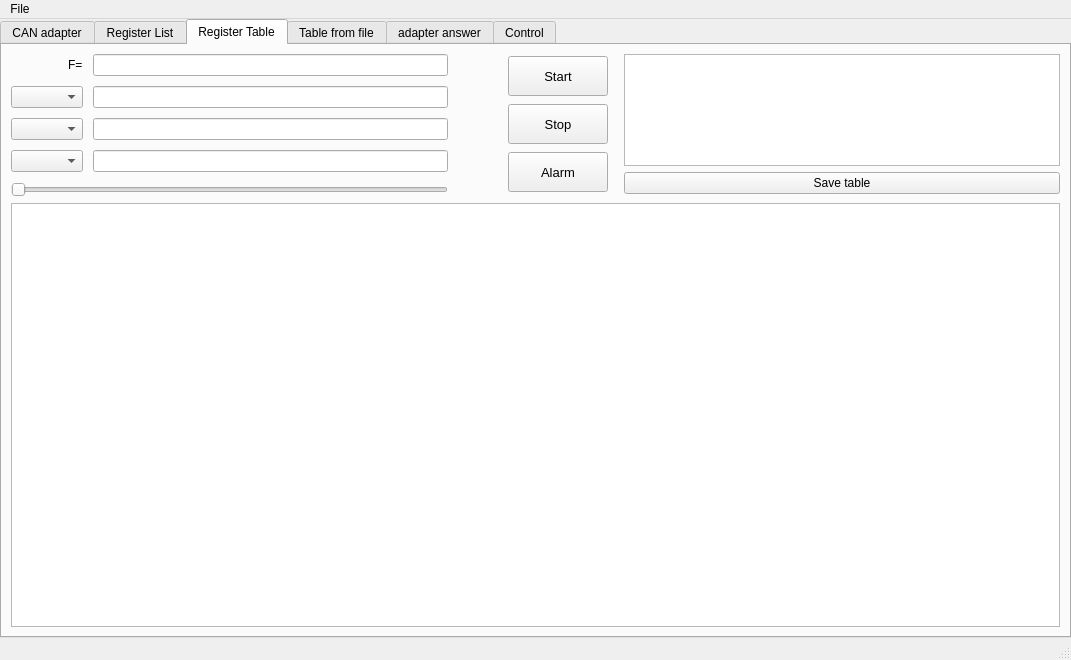
This is mainwindow.ui in totktobroditvokrug/EL205-QT as Qt 5 draws it before an edit. The edited form follows.
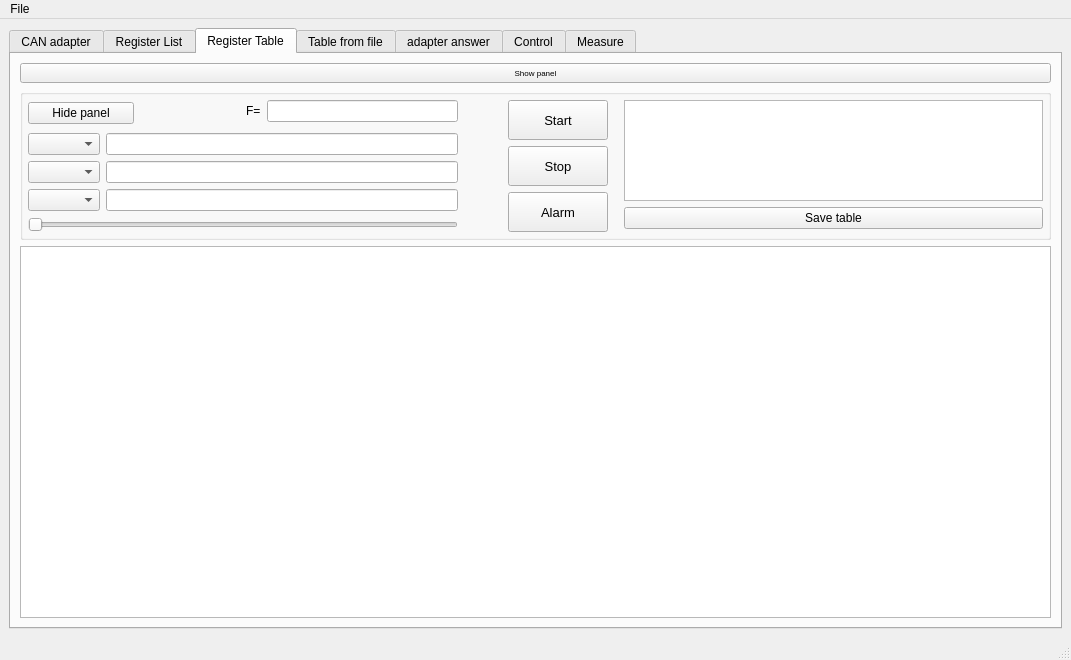
This is the edited form.

```diff
--- a/mainwindow.ui
+++ b/mainwindow.ui
@@ -20,20 +20,11 @@
      <verstretch>0</verstretch>
     </sizepolicy>
    </property>
-   <layout class="QGridLayout" name="gridLayout_8">
-    <property name="leftMargin">
-     <number>0</number>
-    </property>
-    <property name="topMargin">
-     <number>0</number>
-    </property>
-    <property name="rightMargin">
-     <number>0</number>
-    </property>
-    <property name="bottomMargin">
-     <number>0</number>
-    </property>
+   <layout class="QGridLayout" name="gridLayout_10">
     <item row="0" column="0">
+     <layout class="QVBoxLayout" name="verticalLayout_13"/>
+    </item>
+    <item row="1" column="1">
      <widget class="QTabWidget" name="tabWidget_registerWidget">
       <property name="sizePolicy">
        <sizepolicy hsizetype="Expanding" vsizetype="Expanding">
@@ -779,30 +770,96 @@
        <attribute name="title">
         <string>Register Table</string>
        </attribute>
+       <layout class="QGridLayout" name="gridLayout_9">
+        <item row="0" column="0">
+         <layout class="QVBoxLayout" name="verticalLayout_14">
+          <item>
+           <widget class="QPushButton" name="pushButton_showPanel">
+            <property name="enabled">
+             <bool>true</bool>
+            </property>
+            <property name="sizePolicy">
+             <sizepolicy hsizetype="Minimum" vsizetype="Maximum">
+              <horstretch>0</horstretch>
+              <verstretch>20</verstretch>
+             </sizepolicy>
+            </property>
+            <property name="minimumSize">
+             <size>
+              <width>0</width>
+              <height>20</height>
+             </size>
+            </property>
+            <property name="font">
+             <font>
+              <family>MS Shell Dlg 2</family>
+              <pointsize>6</pointsize>
+             </font>
+            </property>
+            <property name="text">
+             <string>Show panel</string>
+            </property>
+           </widget>
+          </item>
+          <item>
+           <widget class="QGroupBox" name="groupBox_controlPanel">
+            <property name="enabled">
+             <bool>true</bool>
+            </property>
+            <property name="title">
+             <string/>
+            </property>
+            <layout class="QGridLayout" name="gridLayout_8">
+             <property name="leftMargin">
+              <number>5</number>
+             </property>
+             <property name="topMargin">
+              <number>5</number>
+             </property>
+             <property name="rightMargin">
+              <number>5</number>
+             </property>
+             <property name="bottomMargin">
+              <number>5</number>
+             </property>
+             <item row="0" column="0">
        <layout class="QGridLayout" name="gridLayout_7">
         <item row="0" column="0">
          <layout class="QVBoxLayout" name="verticalLayout_11">
           <item>
+                  <layout class="QHBoxLayout" name="horizontalLayout_5">
+                   <item>
            <layout class="QHBoxLayout" name="horizontalLayout">
-            <property name="leftMargin">
-             <number>0</number>
-            </property>
             <item>
-             <layout class="QVBoxLayout" name="verticalLayout_3">
-              <property name="spacing">
-               <number>10</number>
-              </property>
-              <property name="topMargin">
-               <number>0</number>
-              </property>
-              <property name="rightMargin">
-               <number>10</number>
-              </property>
+                      <widget class="QPushButton" name="pushButton_hidePanel">
+                       <property name="sizePolicy">
+                        <sizepolicy hsizetype="Expanding" vsizetype="Fixed">
+                         <horstretch>0</horstretch>
+                         <verstretch>0</verstretch>
+                        </sizepolicy>
+                       </property>
+                       <property name="text">
+                        <string>Hide panel</string>
+                       </property>
+                      </widget>
+                     </item>
               <item>
-               <layout class="QFormLayout" name="formLayout_2">
-                <property name="labelAlignment">
-                 <set>Qt::AlignRight|Qt::AlignTrailing|Qt::AlignVCenter</set>
-                </property>
+                      <spacer name="horizontalSpacer_4">
+                       <property name="orientation">
+                        <enum>Qt::Horizontal</enum>
+                       </property>
+                       <property name="sizeHint" stdset="0">
+                        <size>
+                         <width>40</width>
+                         <height>20</height>
+                        </size>
+                       </property>
+                      </spacer>
+                     </item>
+                    </layout>
+                   </item>
+                   <item>
+                    <layout class="QFormLayout" name="formLayout_4">
                 <item row="0" column="0">
                  <widget class="QLabel" name="label_freqInv">
                   <property name="text">
@@ -826,24 +883,32 @@
                   </property>
                  </widget>
                 </item>
-                <item row="1" column="0">
+                    </layout>
+                   </item>
+                  </layout>
+                 </item>
+                 <item>
+                  <layout class="QVBoxLayout" name="verticalLayout_3">
+                   <item>
+                    <layout class="QFormLayout" name="formLayout_2">
+                     <item row="0" column="0">
                  <widget class="QComboBox" name="comboBox_register_1"/>
                 </item>
-                <item row="2" column="0">
+                     <item row="0" column="1">
+                      <widget class="QLineEdit" name="lineEdit_registerValue_1"/>
+                     </item>
+                     <item row="1" column="0">
                  <widget class="QComboBox" name="comboBox_register_2"/>
                 </item>
-                <item row="2" column="1">
+                     <item row="1" column="1">
                  <widget class="QLineEdit" name="lineEdit_registerValue_2"/>
                 </item>
-                <item row="3" column="0">
+                     <item row="2" column="0">
                  <widget class="QComboBox" name="comboBox_register_3"/>
                 </item>
-                <item row="3" column="1">
+                     <item row="2" column="1">
                  <widget class="QLineEdit" name="lineEdit_registerValue_3"/>
                 </item>
-                <item row="1" column="1">
-                 <widget class="QLineEdit" name="lineEdit_registerValue_1"/>
-                </item>
                </layout>
               </item>
               <item>
@@ -861,7 +926,9 @@
               </item>
              </layout>
             </item>
-            <item>
+                </layout>
+               </item>
+               <item row="0" column="1">
              <layout class="QVBoxLayout" name="verticalLayout_4">
               <property name="leftMargin">
                <number>44</number>
@@ -946,7 +1013,7 @@
               </item>
              </layout>
             </item>
-            <item>
+               <item row="0" column="2">
              <layout class="QVBoxLayout" name="verticalLayout_6">
               <property name="leftMargin">
                <number>10</number>
@@ -980,6 +1047,9 @@
             </item>
            </layout>
           </item>
+            </layout>
+           </widget>
+          </item>
           <item>
            <widget class="QTableWidget" name="tableRegister">
             <property name="enabled">
@@ -1211,6 +1281,24 @@
         </property>
        </widget>
       </widget>
+      <widget class="QWidget" name="tab_2">
+       <attribute name="title">
+        <string>Measure</string>
+       </attribute>
+       <widget class="QPushButton" name="pushButton_testMeasure">
+        <property name="geometry">
+         <rect>
+          <x>50</x>
+          <y>30</y>
+          <width>93</width>
+          <height>28</height>
+         </rect>
+        </property>
+        <property name="text">
+         <string>Test Measure</string>
+        </property>
+       </widget>
+      </widget>
      </widget>
     </item>
    </layout>
```
Left out of the diff: 6 changed lines with no effect on the pictures. Lines whose indentation alone changed are shown as unchanged.
